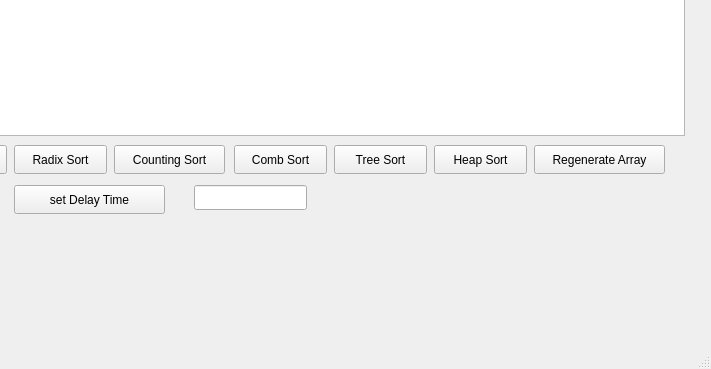
The window that mainwindow.ui (KareemElnaghy/Sorting-Visualiser) describes before a commit, drawn with Qt 5; both pictures show x 626 to 1337 and y 415 to 784 of the 1337 by 784 pixel window.
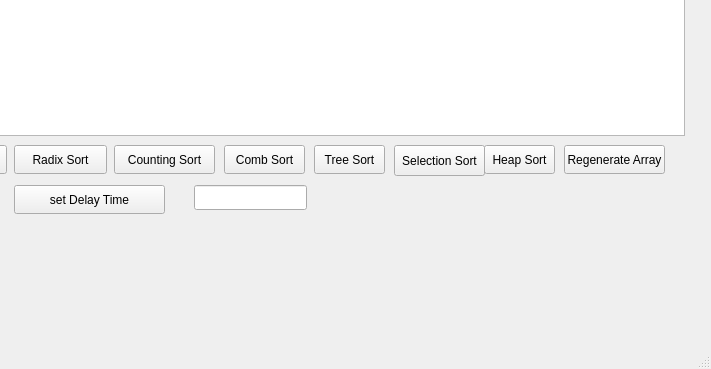
The same window after the commit.

The edit to the form file:
```diff
--- a/mainwindow.ui
+++ b/mainwindow.ui
@@ -30,9 +30,9 @@
    <widget class="QPushButton" name="Heap_Button">
     <property name="geometry">
      <rect>
-      <x>1060</x>
+      <x>1110</x>
       <y>560</y>
-      <width>93</width>
+      <width>71</width>
       <height>29</height>
      </rect>
     </property>
@@ -43,9 +43,9 @@
    <widget class="QPushButton" name="Tree_Button">
     <property name="geometry">
      <rect>
-      <x>960</x>
+      <x>940</x>
       <y>560</y>
-      <width>93</width>
+      <width>71</width>
       <height>29</height>
      </rect>
     </property>
@@ -108,9 +108,9 @@
    <widget class="QPushButton" name="Comb_Button">
     <property name="geometry">
      <rect>
-      <x>860</x>
+      <x>850</x>
       <y>560</y>
-      <width>93</width>
+      <width>81</width>
       <height>29</height>
      </rect>
     </property>
@@ -123,7 +123,7 @@
      <rect>
       <x>740</x>
       <y>560</y>
-      <width>111</width>
+      <width>101</width>
       <height>29</height>
      </rect>
     </property>
@@ -219,9 +219,9 @@
    <widget class="QPushButton" name="Generate_Button">
     <property name="geometry">
      <rect>
-      <x>1160</x>
+      <x>1190</x>
       <y>560</y>
-      <width>131</width>
+      <width>101</width>
       <height>29</height>
      </rect>
     </property>
@@ -252,6 +252,19 @@
      </rect>
     </property>
    </widget>
+   <widget class="QPushButton" name="Selection_Sort">
+    <property name="geometry">
+     <rect>
+      <x>1020</x>
+      <y>560</y>
+      <width>91</width>
+      <height>31</height>
+     </rect>
+    </property>
+    <property name="text">
+     <string>Selection Sort</string>
+    </property>
+   </widget>
    <zorder>graphicsView</zorder>
    <zorder>Radix_Button</zorder>
    <zorder>Heap_Button</zorder>
@@ -271,6 +284,7 @@
    <zorder>Generate_Button</zorder>
    <zorder>SetDelayButton</zorder>
    <zorder>DelayTiming</zorder>
+   <zorder>Selection_Sort</zorder>
   </widget>
   <widget class="QMenuBar" name="menubar">
    <property name="geometry">
```
